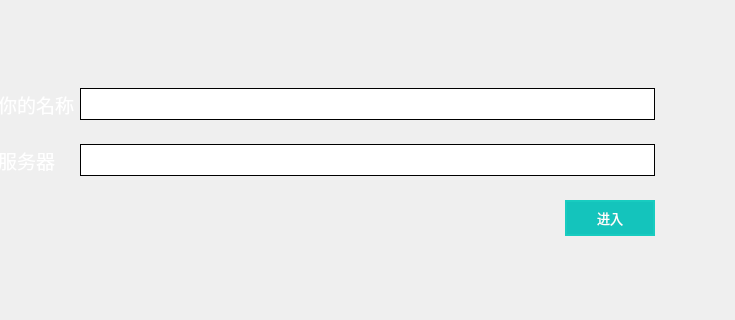
Old version of the form Mainpage/mainpage.ui in the repository jkjkil4/CloudSleep_JVer; both pictures show x 197 to 932 and y 182 to 502 of the 1047 by 632 pixel window.
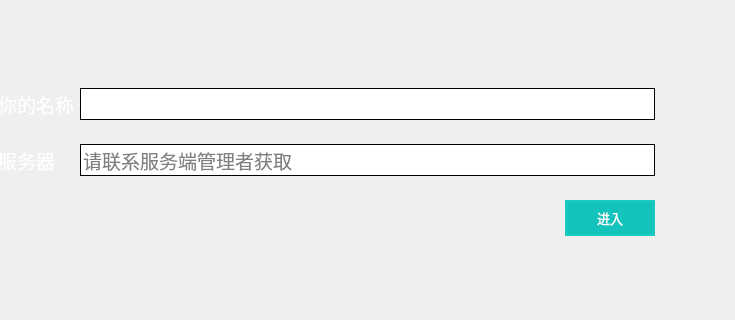
New version of the form. Icons and pictures are not drawn. Custom widgets are drawn as their Qt base class.

```diff
--- a/Mainpage/mainpage.ui
+++ b/Mainpage/mainpage.ui
@@ -255,6 +255,9 @@
          <property name="styleSheet">
           <string notr="true">border: 1px solid black;</string>
          </property>
+         <property name="placeholderText">
+          <string>请联系服务端管理者获取</string>
+         </property>
         </widget>
        </item>
        <item row="0" column="1">
```
